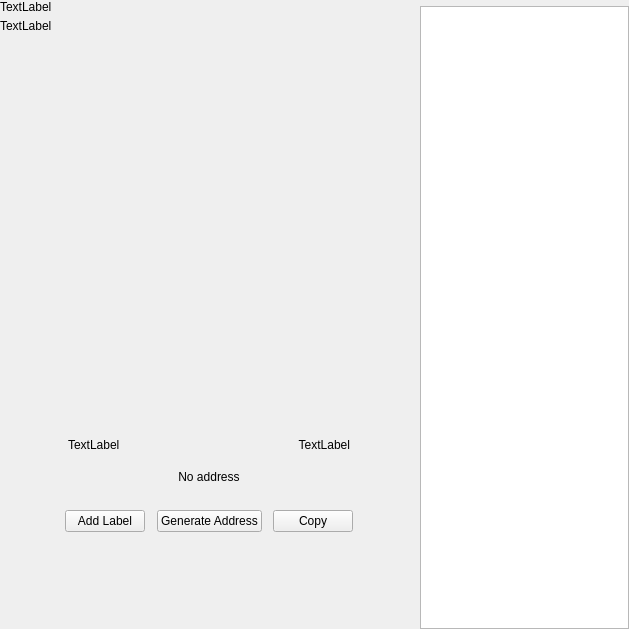
First picture: the form in src/qt/yep/forms/receivewidget.ui, repository YEPCOIN/YEPCOIN, before the edit.
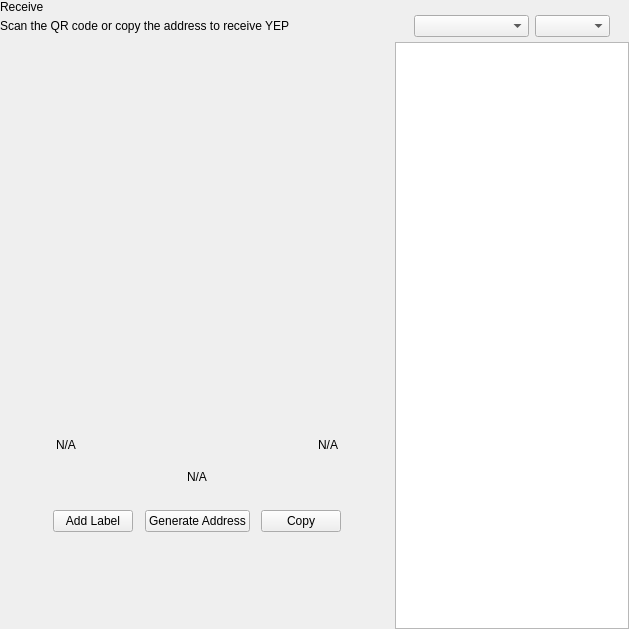
Second picture: the form after the edit. Custom widgets are drawn as their Qt base class.

```diff
--- a/src/qt/yep/forms/receivewidget.ui
+++ b/src/qt/yep/forms/receivewidget.ui
@@ -71,14 +71,14 @@
             <item>
              <widget class="QLabel" name="labelTitle">
               <property name="text">
-               <string>TextLabel</string>
+               <string>Receive</string>
               </property>
              </widget>
             </item>
             <item alignment="Qt::AlignTop">
              <widget class="QLabel" name="labelSubtitle1">
               <property name="text">
-               <string>TextLabel</string>
+               <string>Scan the QR code or copy the address to receive YEP</string>
               </property>
              </widget>
             </item>
@@ -190,7 +190,7 @@
               <item>
                <widget class="QLabel" name="labelLabel">
                 <property name="text">
-                 <string>TextLabel</string>
+                 <string notr="true">N/A</string>
                 </property>
                </widget>
               </item>
@@ -210,7 +210,7 @@
               <item>
                <widget class="QLabel" name="labelDate">
                 <property name="text">
-                 <string>TextLabel</string>
+                 <string notr="true">N/A</string>
                 </property>
                 <property name="alignment">
                  <set>Qt::AlignRight|Qt::AlignTrailing|Qt::AlignVCenter</set>
@@ -235,7 +235,7 @@
               </size>
              </property>
              <property name="text">
-              <string>No address</string>
+              <string notr="true">N/A</string>
              </property>
              <property name="alignment">
               <set>Qt::AlignCenter</set>
@@ -384,6 +384,66 @@
           </item>
          </layout>
         </item>
+        <item>
+         <widget class="QWidget" name="sortWidget" native="true">
+          <layout class="QHBoxLayout" name="horizontalLayout_6">
+           <property name="leftMargin">
+            <number>19</number>
+           </property>
+           <property name="rightMargin">
+            <number>19</number>
+           </property>
+           <property name="bottomMargin">
+            <number>5</number>
+           </property>
+           <item>
+            <spacer name="horizontalSpacer_3">
+             <property name="orientation">
+              <enum>Qt::Horizontal</enum>
+             </property>
+             <property name="sizeHint" stdset="0">
+              <size>
+               <width>40</width>
+               <height>20</height>
+              </size>
+             </property>
+            </spacer>
+           </item>
+           <item>
+            <widget class="QComboBox" name="comboBoxSort">
+             <property name="sizePolicy">
+              <sizepolicy hsizetype="Preferred" vsizetype="Fixed">
+               <horstretch>0</horstretch>
+               <verstretch>0</verstretch>
+              </sizepolicy>
+             </property>
+             <property name="minimumSize">
+              <size>
+               <width>115</width>
+               <height>0</height>
+              </size>
+             </property>
+            </widget>
+           </item>
+           <item>
+            <widget class="QComboBox" name="comboBoxSortOrder">
+             <property name="sizePolicy">
+              <sizepolicy hsizetype="Preferred" vsizetype="Fixed">
+               <horstretch>0</horstretch>
+               <verstretch>0</verstretch>
+              </sizepolicy>
+             </property>
+             <property name="minimumSize">
+              <size>
+               <width>75</width>
+               <height>0</height>
+              </size>
+             </property>
+            </widget>
+           </item>
+          </layout>
+         </widget>
+        </item>
         <item>
          <widget class="QListView" name="listViewAddress"/>
         </item>
```
